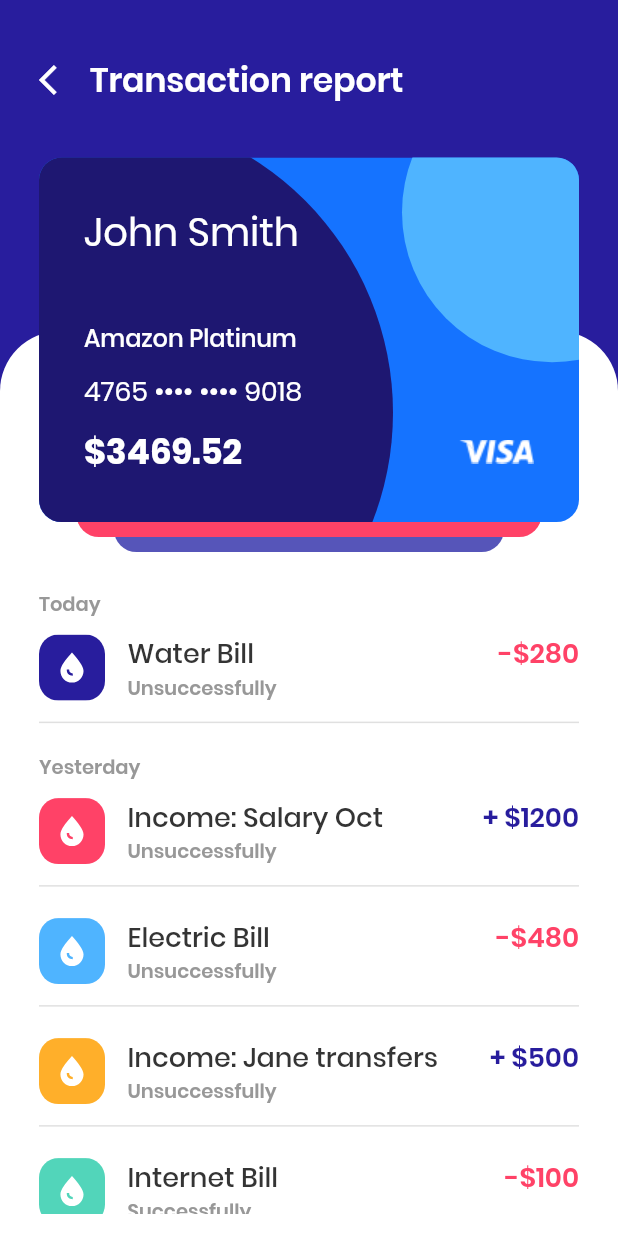
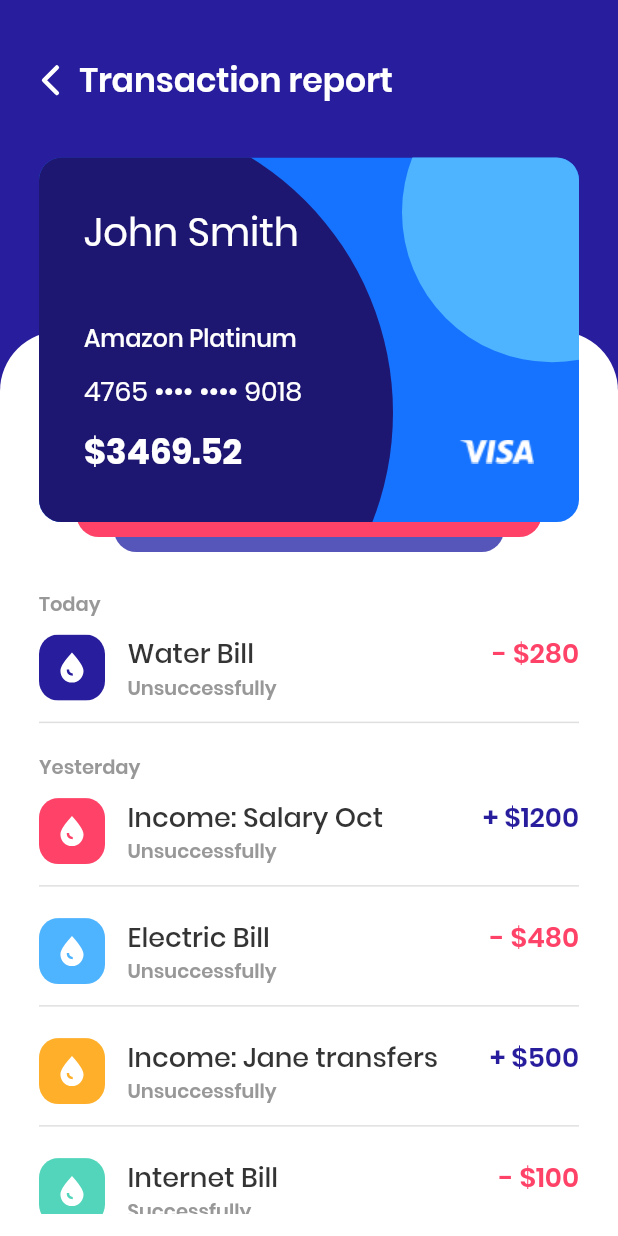
Before and after one commit to artebiakin/art_flutter, a Flutter app: the screen it shows after launch, on a phone screen of 412 x 824 dp. Run offline on Flutter 3.47's test engine with Material 2 defaults, Android fonts, the phone set to English and light mode, and no system bars.

Commit message:
added new arrow in appBar, fix transaction widget

```diff
--- a/lib/widgets/MAppBar.dart
+++ b/lib/widgets/MAppBar.dart
@@ -1,3 +1,4 @@
+import 'package:art_flutter/widgets/icons/ArrowLeft.dart';
 import 'package:flutter/material.dart';
 
 import '../globalVariables.dart';
@@ -24,10 +25,17 @@ class MAppBar extends StatelessWidget with PreferredSizeWidget {
                 crossAxisAlignment: WrapCrossAlignment.center,
                 spacing: 10,
                 children: <Widget>[
-                  Icon(
-                    Icons.arrow_back_ios,
-                    color: white,
+                  Container(
+                    width: 17,
+                    height: 17,
+                    child: CustomPaint(
+                      painter: ArrowLeft(),
+                    ),
                   ),
+                  // Icon(
+                  //   Icons.arrow_back_ios,
+                  //   color: white,
+                  // ),
                   Text(
                     title,
                     style: fontStyleTitle,
--- a/lib/widgets/MListTransaction.dart
+++ b/lib/widgets/MListTransaction.dart
@@ -1,6 +1,6 @@
 import 'package:art_flutter/data/Transaction.dart';
 import 'package:art_flutter/globalVariables.dart';
-import 'package:art_flutter/widgets/Drop.dart';
+import 'package:art_flutter/widgets/icons/Drop.dart';
 import 'package:flutter/material.dart';
 
 class MListTransaction extends StatelessWidget {
@@ -128,7 +128,7 @@ class MTransaction extends StatelessWidget {
   Widget _parseValue(double value) {
     int val = value.toInt().abs();
     bool isPositive = value >= 0 ? true : false;
-    String result = isPositive ? '+ \$$val' : '-\$$val';
+    String result = isPositive ? '+ \$$val' : '- \$$val';
     return Text(result,
         style: fontStyleHeader.merge(TextStyle(
             color: isPositive ? dark_purple : red,
--- a/lib/widgets/Drop.dart
+++ b/lib/widgets/icons/Drop.dart
@@ -1,6 +1,5 @@
+import 'package:art_flutter/globalVariables.dart';
 import 'package:flutter/material.dart';
-
-import '../globalVariables.dart';
 
 class Drop extends StatelessWidget {
   const Drop({Key key}) : super(key: key);
```
Also changed, not shown: lib/widgets/icons/ArrowLeft.dart (added, +26 -0 lines).
